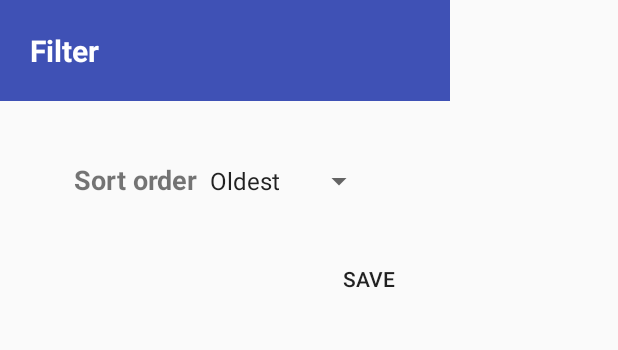
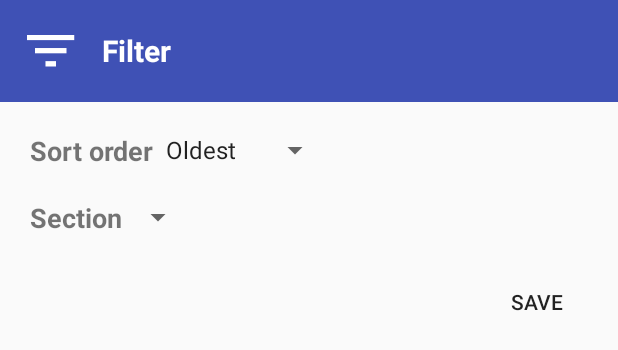
Before and after one commit to aayazkhan/NewYorkTimesAPI, an Android app: the layout dialog_filter.xml on its own in the app's theme, with its tools: preview values and no code run, on a phone screen of 412 x 824 dp. Shown: the top 350 px of the screen. Run offline under Robolectric (Android 15) with nearby library versions, the phone set to English and light mode, and no system bars.

Commit message:
10th commit

```diff
--- a/app/src/main/java/com/newyorktimesapi/example/View/IMainActivityView.java
+++ b/app/src/main/java/com/newyorktimesapi/example/View/IResultView.java
@@ -8,6 +8,9 @@ import java.util.ArrayList;
  * Created by ayyazkhan on 22/11/18.
  */
 
-public interface IMainActivityView  {
+public interface IResultView {
+
+    void setSections(ArrayList<String> sections);
+
     void showAllResult(ArrayList<Result> results);
 }
--- a/app/src/main/res/layout/dialog_filter.xml
+++ b/app/src/main/res/layout/dialog_filter.xml
@@ -1,6 +1,6 @@
 <?xml version="1.0" encoding="utf-8"?>
-<LinearLayout xmlns:android="http://schemas.android.com/apk/res/android"
-    android:layout_width="300dp"
+<RelativeLayout xmlns:android="http://schemas.android.com/apk/res/android"
+    android:layout_width="match_parent"
     android:layout_height="wrap_content"
     android:orientation="vertical">
 
@@ -9,29 +9,35 @@
         android:layout_width="match_parent"
         android:layout_height="wrap_content"
         android:background="@color/colorPrimary"
-        android:padding="20dp"
+        android:drawableLeft="@mipmap/filter_icon"
+        android:drawablePadding="10dp"
+        android:gravity="center_vertical"
+        android:padding="10dp"
         android:text="Filter"
         android:textColor="@android:color/white"
         android:textSize="20sp"
         android:textStyle="bold" />
 
     <LinearLayout
+        android:id="@+id/linearLayout"
         android:layout_width="match_parent"
         android:layout_height="wrap_content"
+        android:layout_below="@+id/textTitle"
         android:orientation="vertical">
 
-        <LinearLayout
+        <RelativeLayout
             android:layout_width="match_parent"
             android:layout_height="wrap_content"
-            android:layout_gravity="center"
-            android:layout_marginLeft="20dp"
-            android:layout_marginRight="20dp"
-            android:layout_marginTop="20dp"
-            android:gravity="center_horizontal"
+            android:layout_gravity="center_horizontal"
+            android:layout_marginLeft="10dp"
+            android:layout_marginRight="10dp"
+            android:layout_marginTop="10dp"
+            android:gravity="left"
             android:orientation="horizontal"
-            android:padding="20dp">
+            android:padding="10dp">
 
             <TextView
+                android:id="@+id/textSortOrder"
                 android:layout_width="wrap_content"
                 android:layout_height="wrap_content"
                 android:text="Sort order"
@@ -42,9 +48,37 @@
                 android:id="@+id/spinnerSortOrder"
                 android:layout_width="wrap_content"
                 android:layout_height="wrap_content"
+                android:layout_toRightOf="@+id/textSortOrder"
                 android:entries="@array/spinner_sort_items" />
 
-        </LinearLayout>
+        </RelativeLayout>
+
+        <RelativeLayout
+            android:layout_width="match_parent"
+            android:layout_height="wrap_content"
+            android:layout_gravity="center_horizontal"
+            android:layout_marginLeft="10dp"
+            android:layout_marginRight="10dp"
+            android:gravity="left"
+            android:orientation="horizontal"
+            android:padding="10dp">
+
+            <TextView
+                android:id="@+id/textSection"
+                android:layout_width="wrap_content"
+                android:layout_height="wrap_content"
+                android:text="Section"
+                android:textSize="18sp"
+                android:textStyle="bold" />
+
+
+            <com.newyorktimesapi.example.ccontrol.MultipleSelectionSpinner
+                android:id="@+id/multiSelectSpinnerSection"
+                android:layout_width="wrap_content"
+                android:layout_height="wrap_content"
+                android:layout_toRightOf="@+id/textSection" />
+
+        </RelativeLayout>
 
     </LinearLayout>
 
@@ -52,9 +86,11 @@
         android:id="@+id/btnSubmit"
         android:layout_width="wrap_content"
         android:layout_height="wrap_content"
+        android:layout_alignParentRight="true"
+        android:layout_below="@+id/linearLayout"
         android:layout_gravity="end"
         android:layout_margin="10dp"
         android:background="@null"
         android:text="save" />
 
-</LinearLayout>
+</RelativeLayout>
```
Also changed, not shown: app/src/main/java/com/newyorktimesapi/example/MainActivity.java (+29 -9 lines), app/src/main/java/com/newyorktimesapi/example/ccontrol/MultipleSelectionSpinner.java (added, +217 -0 lines), app/src/main/java/com/newyorktimesapi/example/presenter/IResultPresenter.java (renamed from app/src/main/java/com/newyorktimesapi/example/presenter/IMainActivityPresenter.java, +7 -1 lines), app/src/main/java/com/newyorktimesapi/example/presenter/MainActivityPresenter.java (deleted, +0 -68 lines), app/src/main/java/com/newyorktimesapi/example/presenter/ResultPresenter.java (added, +113 -0 lines), 2 other files.
